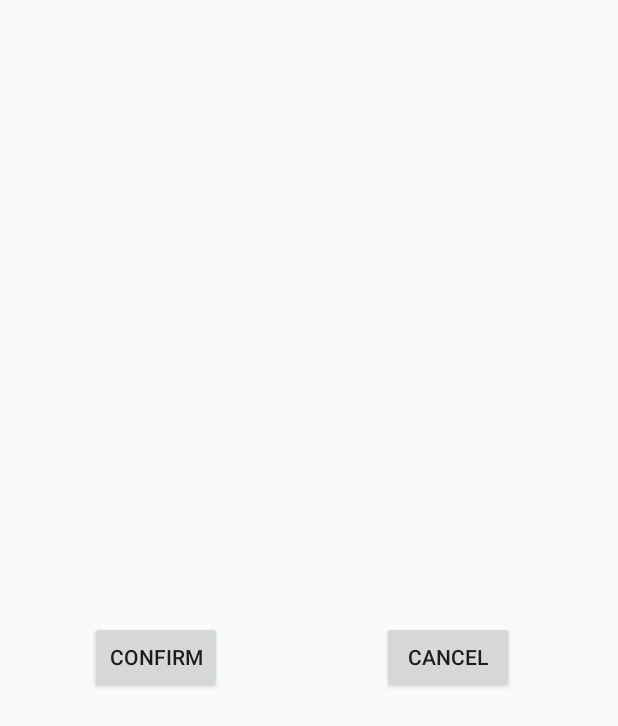
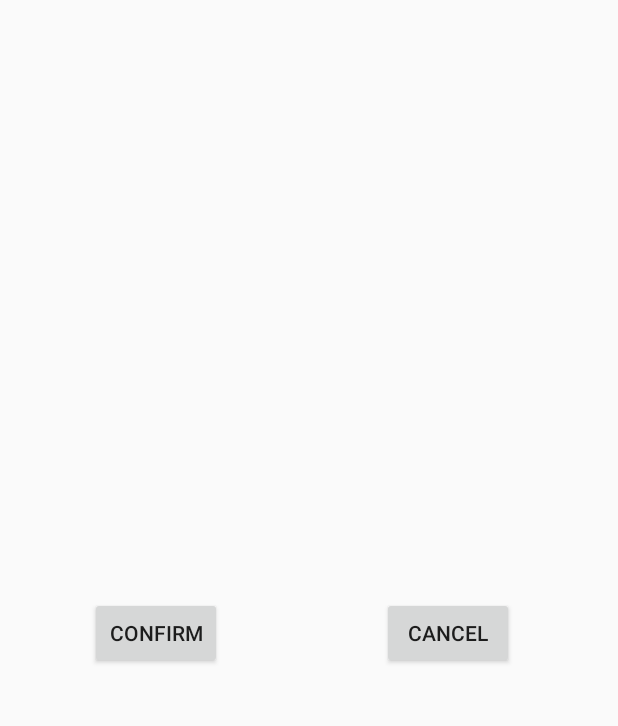
Before and after one commit to samuelhsin/FindG, an Android app: the layout dialog_action_confirm.xml on its own in the app's theme, with its tools: preview values and no code run, on a phone screen of 412 x 824 dp. Shown: the top 726 px of the screen. Run offline under Robolectric (Android 15) with nearby library versions, the phone set to English and light mode, and no system bars.

```diff
--- a/app/src/main/java/com/findg/activity/Login.java
+++ b/app/src/main/java/com/findg/activity/Login.java
@@ -8,6 +8,7 @@ import android.widget.Button;
 import android.widget.EditText;
 import android.widget.Toast;
 import com.findg.R;
+import com.findg.common.DateUtils;
 import com.firebase.client.AuthData;
 import com.firebase.client.Firebase;
 import com.firebase.client.FirebaseError;
@@ -55,6 +56,8 @@ public class Login extends Activity {
                                     if (authData.getProviderData().containsKey("displayName")) {
                                         map.put("displayName", authData.getProviderData().get("displayName").toString());
                                     }
+                                    //last login time
+                                    map.put("lastLoginTime", DateUtils.getDateTimeStr(DateUtils.nowCST()));
                                     ref.child("users").child(authData.getUid()).setValue(map);
 
                                     startActivity(new Intent("com.findg.activity.Main"));
--- a/app/src/main/java/com/findg/activity/Splash.java
+++ b/app/src/main/java/com/findg/activity/Splash.java
@@ -40,7 +40,7 @@ public class Splash extends Activity {
                 } finally {
                     finish();
                     User user = getDBHelper().getSelf();
-                    startActivity(new Intent("com.findg.activity.Login"));
+                    startActivity(new Intent("com.findg.activity.Login"));//call by intent name
                 }
             }
         };
--- a/app/src/main/res/layout/dialog_action_confirm.xml
+++ b/app/src/main/res/layout/dialog_action_confirm.xml
@@ -25,20 +25,23 @@
                 android:text=""
                 android:id="@+id/lblMessage"
                 android:layout_alignParentTop="true" android:layout_alignParentStart="true"
-                android:layout_marginTop="75dp"/>
+                android:layout_marginTop="32dp"
+                android:layout_marginLeft="16dp"/>
         <Button
                 android:layout_width="wrap_content"
                 android:layout_height="wrap_content"
                 android:text="@string/confirm"
                 android:id="@+id/btnConfirm" android:layout_gravity="center_horizontal|bottom"
                 android:layout_alignParentBottom="true" android:layout_alignParentStart="true"
-                android:layout_marginStart="60dp"/>
+                android:layout_marginStart="60dp"
+                android:layout_marginBottom="16dp"/>
         <Button
                 android:layout_width="wrap_content"
                 android:layout_height="wrap_content"
                 android:text="@string/cancel"
                 android:id="@+id/btnCancel" android:layout_gravity="right|bottom"
                 android:layout_alignTop="@+id/btnConfirm" android:layout_alignParentEnd="true"
-                android:layout_marginEnd="69dp"/>
+                android:layout_marginEnd="69dp"
+                android:layout_marginBottom="16dp"/>
     </RelativeLayout>
 </LinearLayout>
```
Also changed, not shown: app/src/main/java/com/findg/common/DateUtils.java (added, +62 -0 lines), app/src/main/java/com/findg/common/LogoutPreference.java (+17 -10 lines), app/src/main/res/layout/activity_login.xml (+6 -6 lines).
